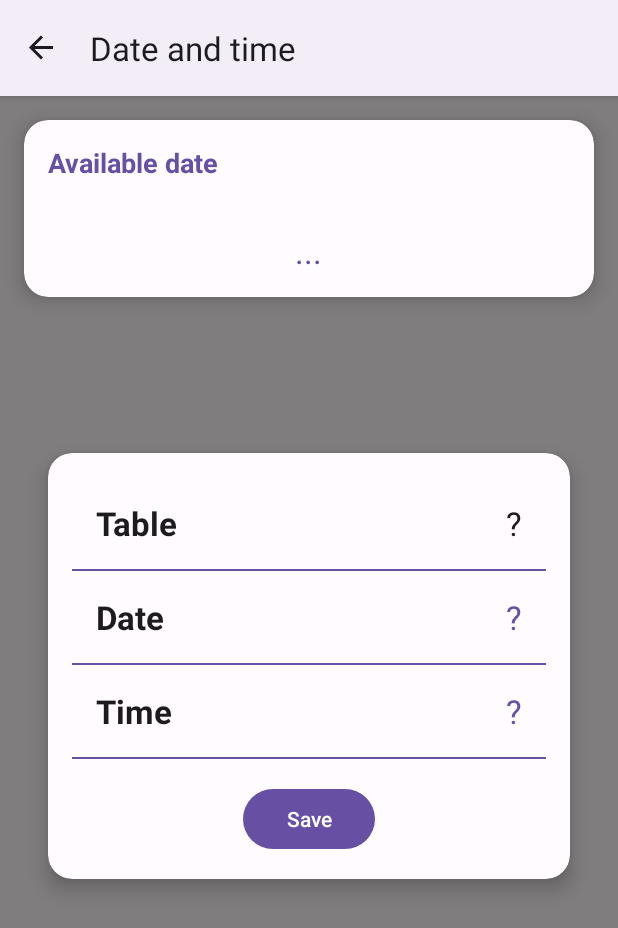
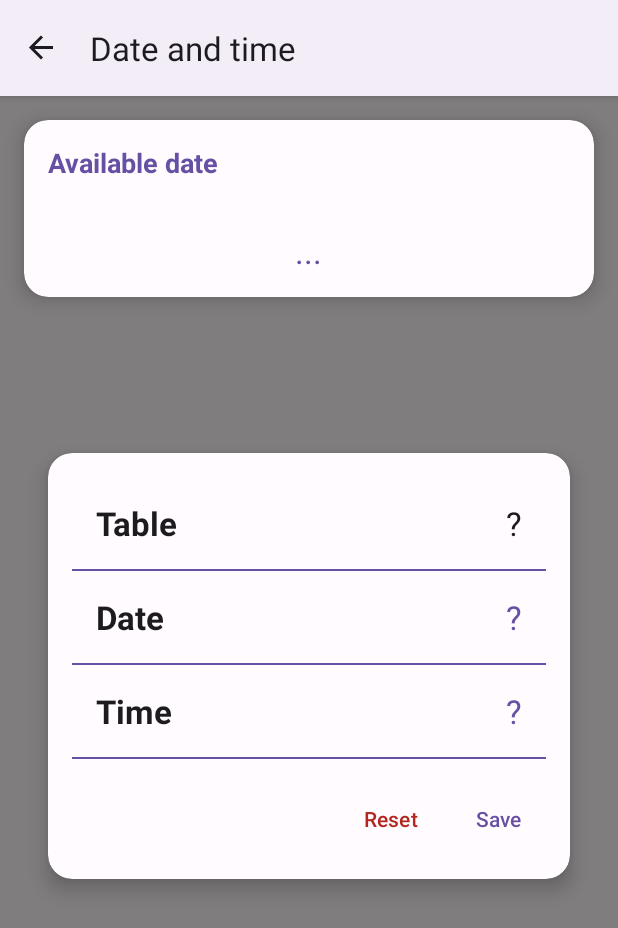
Before and after one commit to ruslan-hut/VBVRemote, an Android app: the DateTimePicker screen opened through its navigation route, on a phone screen of 412 x 824 dp. Shown: the top 928 px of the screen. Run offline under Robolectric (Android 15) with nearby library versions, the phone set to English and light mode, and no system bars; our stand-ins replace Dagger/Hilt's generated code, data binding, navigation-ui.

Commit message:
add: copy table date time; reset entered values

```diff
--- a/app/src/main/res/layout/fragment_date_time.xml
+++ b/app/src/main/res/layout/fragment_date_time.xml
@@ -161,12 +161,32 @@
                     android:layout_width="wrap_content"
                     android:layout_height="16dp" />
 
-                <Button
-                    android:id="@+id/save"
-                    android:layout_width="wrap_content"
+                <LinearLayout
+                    android:layout_width="match_parent"
                     android:layout_height="wrap_content"
-                    android:layout_gravity="center"
-                    android:text="@string/save"/>
+                    android:orientation="horizontal">
+
+                    <TextView
+                        android:layout_width="0dp"
+                        android:layout_height="wrap_content"
+                        android:layout_weight="1"/>
+
+                    <Button
+                        android:id="@+id/reset"
+                        android:layout_width="wrap_content"
+                        android:layout_height="wrap_content"
+                        android:text="@string/reset"
+                        android:textColor="?attr/colorError"
+                        style="?android:attr/buttonBarButtonStyle" />
+
+                    <Button
+                        android:id="@+id/save"
+                        android:layout_width="wrap_content"
+                        android:layout_height="wrap_content"
+                        android:text="@string/save"
+                        style="?android:attr/buttonBarButtonStyle" />
+
+                </LinearLayout>
 
             </LinearLayout>
 
--- a/app/src/main/res/values/strings.xml
+++ b/app/src/main/res/values/strings.xml
@@ -58,4 +58,7 @@
     <string name="change_status">Change status</string>
     <string name="reload">Reload</string>
     <string name="stop">Stop</string>
+    <string name="reset_date_time">Reset date and time?</string>
+    <string name="reset">Reset</string>
+    <string name="set_available_date">Copy available date and time?</string>
 </resources>
```
Also changed, not shown: app/src/main/java/ua/com/programmer/vbvremote/ui/DateTimePicker.kt (+49 -0 lines), 2 other files.
